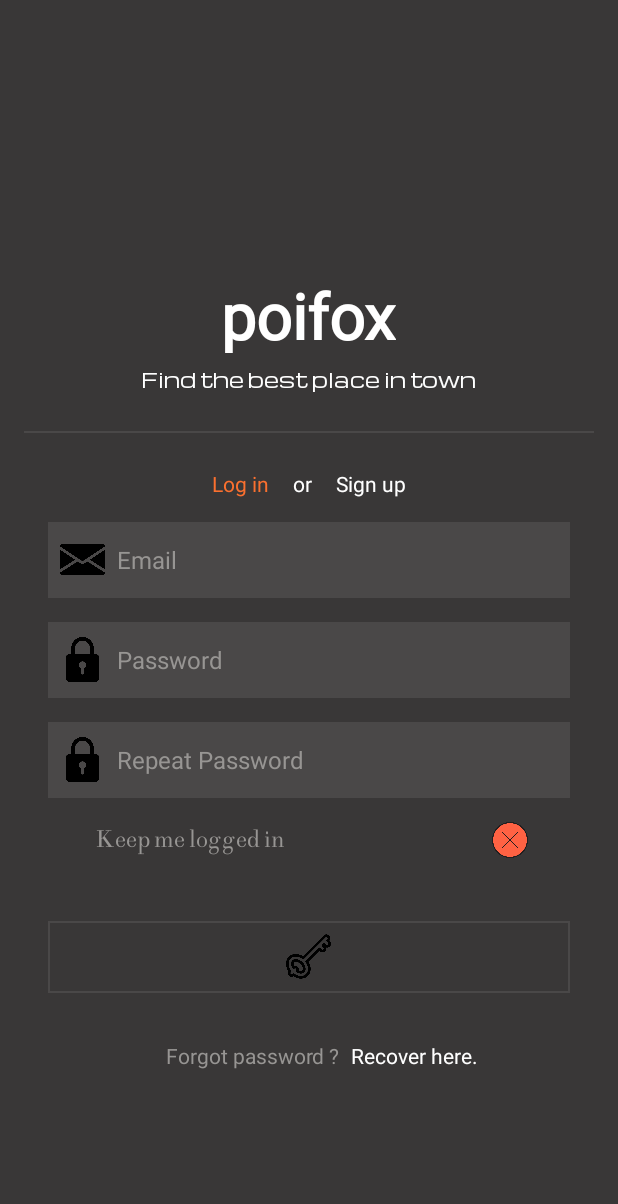
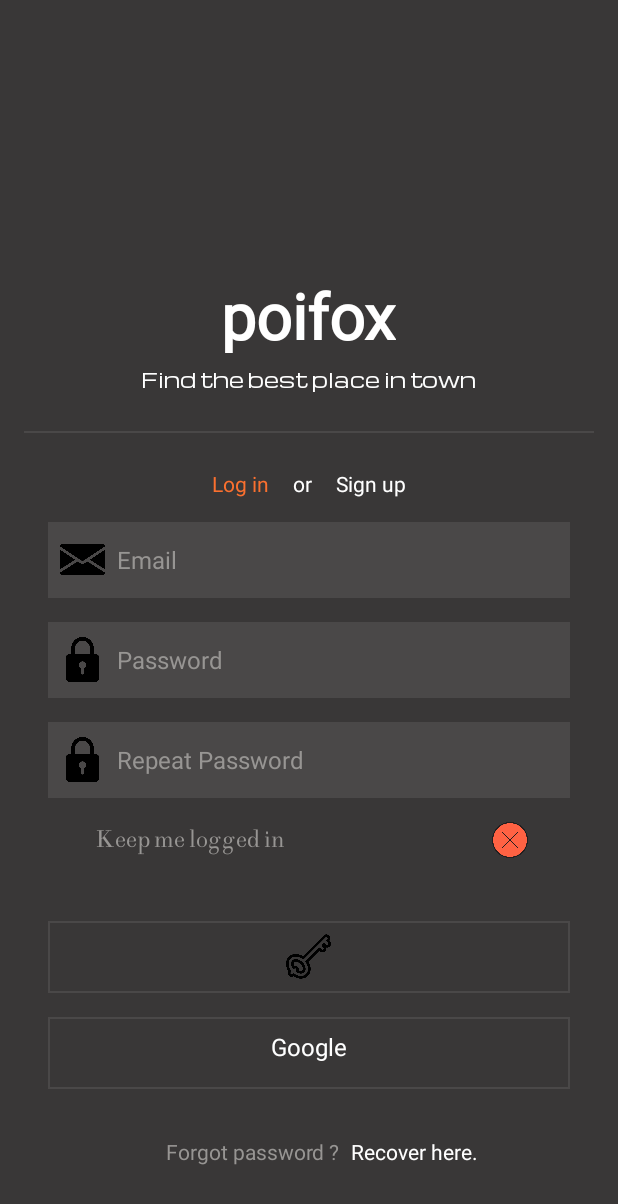
Before and after one commit to andreis1325/My_app_authorization, an Android app: the layout activity_main.xml on its own in the app's theme, with its tools: preview values and no code run, on a phone screen of 412 x 824 dp. Shown: the top 1204 px of the screen. Run offline under Robolectric (Android 15) with nearby library versions, the phone set to English and light mode, and no system bars.

Commit message:
added google authorization

```diff
--- a/app/build.gradle
+++ b/app/build.gradle
@@ -100,4 +100,7 @@ dependencies {
 
     // refresh
     implementation "androidx.swiperefreshlayout:swiperefreshlayout:1.1.0"
+
+    //google
+    implementation 'com.google.android.gms:play-services-auth:19.0.0'
 }
--- a/app/src/main/java/com/example/authorization/ui/base/MvpActivity.kt
+++ b/app/src/main/java/com/example/authorization/ui/base/MvpActivity.kt
@@ -4,6 +4,8 @@ package com.example.authorization.ui.base
 import android.os.Bundle
 import androidx.fragment.app.FragmentActivity
 import com.arellomobile.mvp.MvpDelegate
+import com.google.android.gms.auth.api.signin.GoogleSignIn
+
 
 abstract class MvpActivity : FragmentActivity() {
     private var mMvpDelegate: MvpDelegate<out MvpActivity>? = null
@@ -27,7 +29,7 @@ abstract class MvpActivity : FragmentActivity() {
 
     override fun onStart() {
         super.onStart()
-
+        val account = GoogleSignIn.getLastSignedInAccount(this)
         mvpDelegate.onAttach()
     }
 
--- a/app/src/main/java/com/example/authorization/ui/login/LoginView.kt
+++ b/app/src/main/java/com/example/authorization/ui/login/LoginView.kt
@@ -2,6 +2,7 @@ package com.example.authorization.ui.login
 
 import androidx.annotation.StringRes
 import com.example.authorization.ui.base.BaseMvpView
+import com.google.android.gms.auth.api.signin.GoogleSignInClient
 
 interface LoginView : BaseMvpView {
         fun goToLogInForm()
@@ -11,4 +12,5 @@ interface LoginView : BaseMvpView {
         fun showMsg(message: String)
         fun showMsg(@StringRes message: Int)
         fun saveOrNotAuthData()
+        fun goToAccountFromGoogle(mGoogleSignInClient: GoogleSignInClient, rcSignIn: Int)
 }
--- a/app/src/main/res/drawable/bg_button_orange.xml
+++ b/app/src/main/res/drawable/bg_button_orange.xml
@@ -4,5 +4,5 @@
       <solid android:color="@color/orange" />
     <corners android:radius="@dimen/dp_16" />
     <size
-        android:height="@dimen/dp_60dp"/>
+        android:height="@dimen/dp_60"/>
 </shape>
--- a/app/src/main/res/layout/activity_main.xml
+++ b/app/src/main/res/layout/activity_main.xml
@@ -238,6 +238,35 @@
 
         </FrameLayout>
 
+        <FrameLayout
+            android:id="@+id/vFlLogInGoogle"
+            android:layout_width="match_parent"
+            android:layout_height="@dimen/dp_48"
+            android:layout_marginLeft="@dimen/dp_16"
+            android:layout_marginTop="@dimen/dp_16"
+            android:layout_marginRight="@dimen/dp_16"
+            android:background="@color/grey"
+            android:clickable="true"
+            android:focusable="true">
+
+            <FrameLayout
+                android:layout_width="match_parent"
+                android:layout_height="match_parent"
+                android:layout_margin="@dimen/dp_1"
+                android:background="@drawable/sign_in_button_selector">
+
+                <TextView
+                    android:layout_width="wrap_content"
+                    android:layout_height="@dimen/dp_30"
+                    android:layout_gravity="center"
+                    android:text="@string/google"
+                    android:textColor="@color/white"
+                    android:textSize="@dimen/sp_16" />
+
+            </FrameLayout>
+
+        </FrameLayout>
+
         <LinearLayout
             android:layout_width="match_parent"
             android:layout_height="@dimen/dp_24"
--- /dev/null
+++ b/app/src/main/res/values-ldpi/dimens.xml
@@ -0,0 +1,6 @@
+<?xml version="1.0" encoding="utf-8"?>
+<resources>
+
+
+    <dimen name="dp_150">90dp</dimen>
+</resources>
--- a/app/src/main/res/values/dimens.xml
+++ b/app/src/main/res/values/dimens.xml
@@ -1,37 +1,38 @@
 <?xml version="1.0" encoding="utf-8"?>
 <resources>
 
-    <dimen name="dp_16">16dp</dimen>
-    <dimen name="sp_16">16sp</dimen>
-    <dimen name="sp_22">22sp</dimen>
-    <dimen name="dp_28">28dp</dimen>
+    <dimen name="dp_1">1dp</dimen>
+    <dimen name="dp_4">4dp</dimen>
     <dimen name="dp_6">6dp</dimen>
     <dimen name="dp_8">8dp</dimen>
+    <dimen name="dp_12">12dp</dimen>
+    <dimen name="dp_16">16dp</dimen>
+    <dimen name="dp_24">24dp</dimen>
+    <dimen name="dp_28">28dp</dimen>
     <dimen name="dp_30">30dp</dimen>
+    <dimen name="dp_32">32dp</dimen>
+    <dimen name="dp_42">42dp</dimen>
+    <dimen name="dp_44">44dp</dimen>
+    <dimen name="dp_48">48dp</dimen>
+    <dimen name="dp_60">60dp</dimen>
+    <dimen name="dp_150">150dp</dimen>
+    <dimen name="dp_180">180dp</dimen>
+    <dimen name="dp_190">190dp</dimen>
     <dimen name="dp_200">200dp</dimen>
-    <dimen name="dp_4">4dp</dimen>
+    <dimen name="dp_220">220dp</dimen>
+    <dimen name="dp_230">230dp</dimen>
+    <dimen name="dp_240">240dp</dimen>
+    <dimen name="dp_250">250dp</dimen>
+    <dimen name="dp_260">260dp</dimen>
+    <dimen name="dp_300">300dp</dimen>
+
+    <dimen name="sp_13">13sp</dimen>
+    <dimen name="sp_14">14sp</dimen>
+    <dimen name="sp_16">16sp</dimen>
+    <dimen name="sp_18">18sp</dimen>
     <dimen name="sp_20">20sp</dimen>
-    <dimen name="sp_18">18sp</dimen>
-    <dimen name="dp_230">230dp</dimen>
-    <dimen name="dp_250">250dp</dimen>
-    <dimen name="dp_24">24dp</dimen>
-    <dimen name="dp_44">44dp</dimen>
-    <dimen name="dp_180">180dp</dimen>
-    <dimen name="dp_150">150dp</dimen>
+    <dimen name="sp_22">22sp</dimen>
     <dimen name="sp_42">42sp</dimen>
-    <dimen name="sp_13">13sp</dimen>
-    <dimen name="dp_1">1dp</dimen>
-    <dimen name="dp_32">32dp</dimen>
-    <dimen name="dp_48">48dp</dimen>
-    <dimen name="dp_42">42dp</dimen>
-    <dimen name="sp_14">14sp</dimen>
-    <dimen name="dp_190">190dp</dimen>
-    <dimen name="dp_12">12dp</dimen>
-    <dimen name="dp_300">300dp</dimen>
-    <dimen name="dp_220">220dp</dimen>
-    <dimen name="dp_240">240dp</dimen>
-    <dimen name="dp_260">260dp</dimen>
-    <dimen name="dp_60dp">60dp</dimen>
-    <dimen name="dp_60">60dp</dimen>
+    <dimen name="dp_100">100dp</dimen>
 
 </resources>
--- a/app/src/main/res/values/strings.xml
+++ b/app/src/main/res/values/strings.xml
@@ -29,5 +29,6 @@
     <string name="search">Search..</string>
     <string name="exit">Press once again to exit!</string>
     <string name="go_to_site">Go to Site</string>
+    <string name="google">Google</string>
 
 </resources>
--- a/build.gradle
+++ b/build.gradle
@@ -29,10 +29,6 @@ buildscript {
     }
 }
 
-ext{
-
-}
-
 allprojects {
     repositories {
         google()
```
Also changed, not shown: app/src/main/java/com/example/authorization/ui/account/AccountActivity.kt (+14 -3 lines), app/src/main/java/com/example/authorization/ui/account/AccountPresenter.kt (+19 -1 lines), app/src/main/java/com/example/authorization/ui/fragments/profile/ProfileFragment.kt (+36 -0 lines), app/src/main/java/com/example/authorization/ui/fragments/profile/ProfilePresenter.kt (+13 -0 lines), app/src/main/java/com/example/authorization/ui/fragments/profile/ProfileView.kt (+7 -0 lines), app/src/main/java/com/example/authorization/ui/login/LoginActivity.kt (+23 -4 lines), app/src/main/java/com/example/authorization/ui/login/LoginPresenter.kt (+42 -2 lines), app/src/main/res/layout/fragment_profile.xml (+43 -1 lines).
